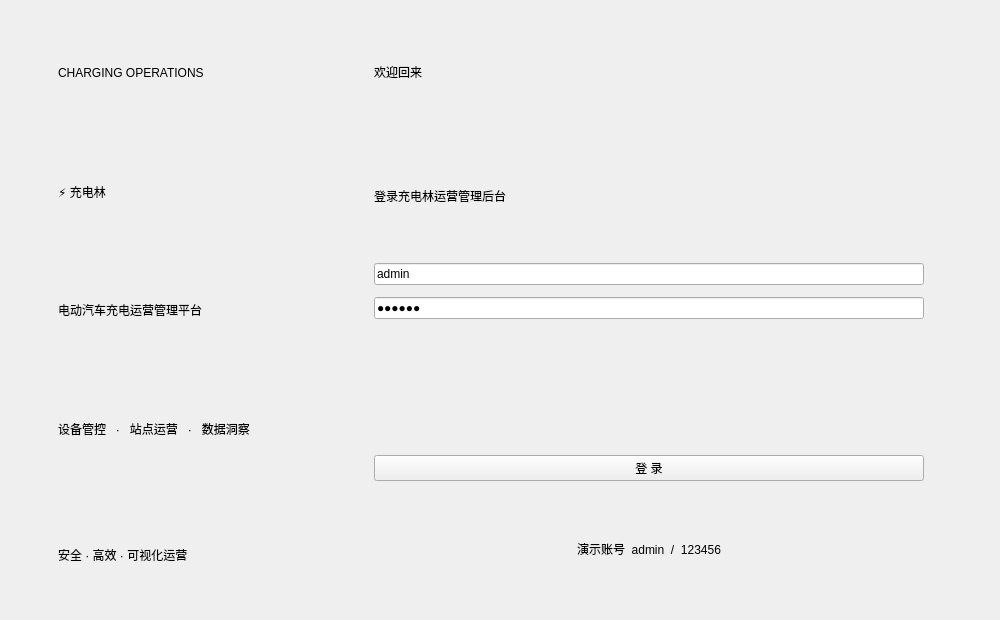
First picture: the form in clients/admin-qt/loginwindow.ui, repository BIT26FallMiniSemester/MapForECarCharger, before the edit.
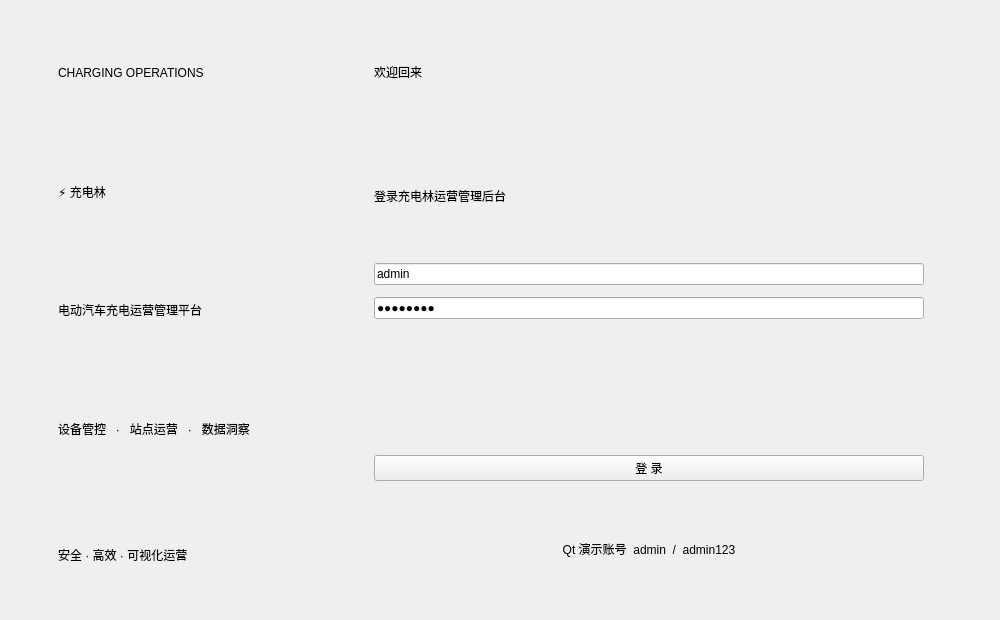
Second picture: the form after the edit.

```diff
--- a/clients/admin-qt/loginwindow.ui
+++ b/clients/admin-qt/loginwindow.ui
@@ -23,10 +23,10 @@
     <item><widget class="QLabel" name="loginTitle"><property name="text"><string>欢迎回来</string></property></widget></item>
     <item><widget class="QLabel" name="loginSubtitle"><property name="text"><string>登录充电林运营管理后台</string></property></widget></item>
     <item><widget class="QLineEdit" name="accountEdit"><property name="placeholderText"><string>管理员账号</string></property><property name="text"><string>admin</string></property></widget></item>
-    <item><widget class="QLineEdit" name="passwordEdit"><property name="placeholderText"><string>登录密码</string></property><property name="echoMode"><enum>QLineEdit::Password</enum></property><property name="text"><string>123456</string></property></widget></item>
+    <item><widget class="QLineEdit" name="passwordEdit"><property name="placeholderText"><string>登录密码</string></property><property name="echoMode"><enum>QLineEdit::Password</enum></property><property name="text"><string>admin123</string></property></widget></item>
     <item><widget class="QLabel" name="errorLabel"><property name="text"><string/></property></widget></item>
     <item><widget class="QPushButton" name="loginButton"><property name="text"><string>登 录</string></property><property name="objectName"><string>primaryButton</string></property></widget></item>
-    <item><widget class="QLabel" name="demoHint"><property name="text"><string>演示账号  admin  /  123456</string></property><property name="alignment"><set>Qt::AlignCenter</set></property></widget></item>
+    <item><widget class="QLabel" name="demoHint"><property name="text"><string>Qt 演示账号  admin  /  admin123</string></property><property name="alignment"><set>Qt::AlignCenter</set></property></widget></item>
     <item><spacer name="loginBottomSpacer"><property name="orientation"><enum>Qt::Vertical</enum></property></spacer></item>
    </layout></widget></item>
   </layout>
```
